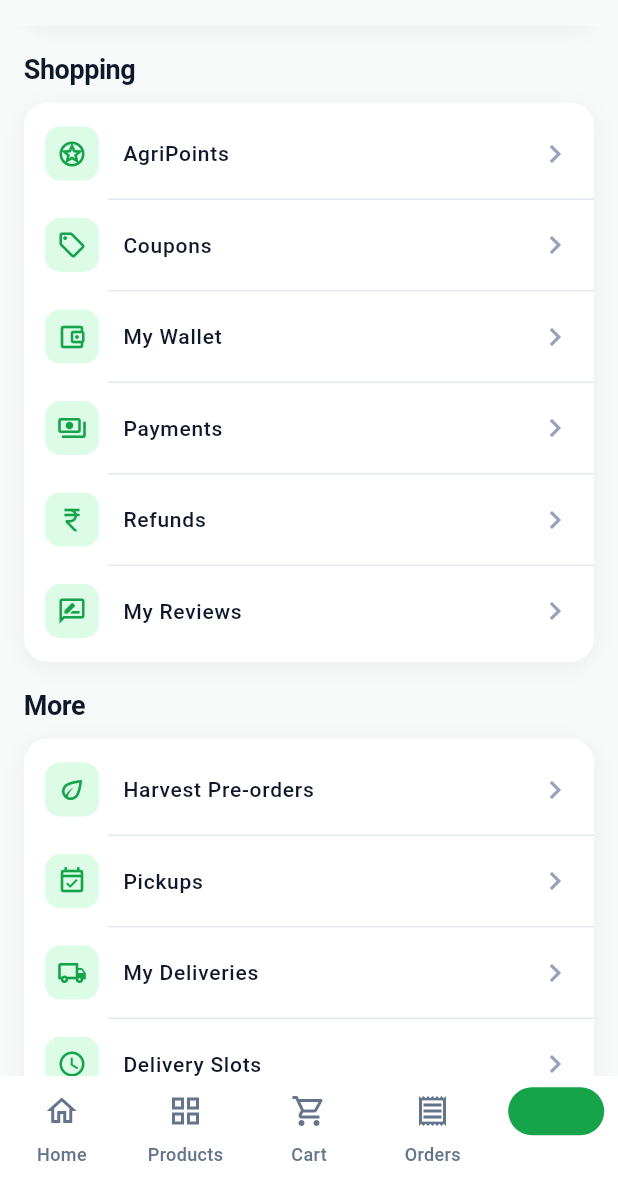
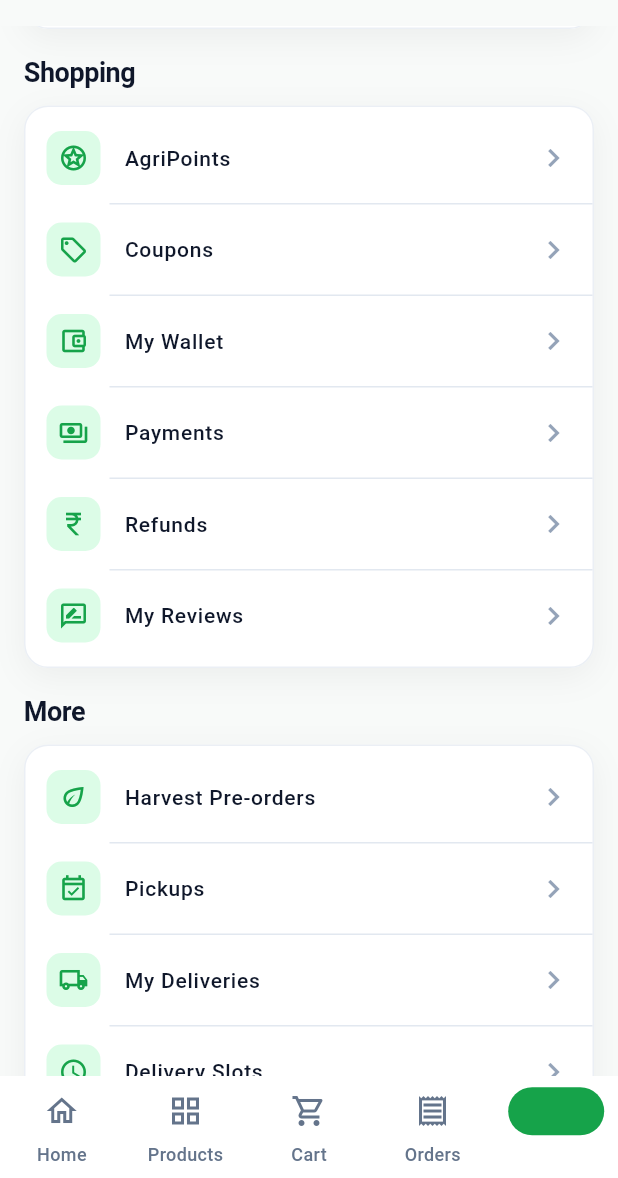
Before and after one commit to sharkroshan-dot/agriweb, a Flutter app: the CustomerProfileScreen screen opened by its route, scrolled down 576 dp, on a phone screen of 412 x 824 dp, the part 58-1236 px from its top. Run offline on Flutter 3.47's test engine with Material 3 defaults, Android fonts, the phone set to English and light mode, and no system bars; our stand-ins replace file_picker, flutter_map, flutter_tts, geolocator, go_router, image_picker and 3 more; missing offline and left inert: razorpay_flutter; accounts and stored records are empty; network calls fail.

Commit message:
Standardize mobile card surfaces

```diff
--- a/mobile/lib/shared/widgets/app_card.dart
+++ b/mobile/lib/shared/widgets/app_card.dart
@@ -34,13 +34,13 @@
       color: gradient != null ? null : color,
       gradient: gradient,
       borderRadius: radius,
-      border: border ?? (onTap != null ? BorderSide(color: AppTheme.border.withValues(alpha: 0.7)) as BoxBorder? : null),
+      border: border ?? Border.all(color: AppTheme.border.withValues(alpha: 0.7)),
       boxShadow: showShadow
           ? [
               BoxShadow(
                 color: Colors.black.withValues(alpha: 0.05),
-                blurRadius: 12,
-                offset: const Offset(0, 3),
+                blurRadius: 18,
+                offset: const Offset(0, 6),
               ),
             ]
           : null,
```
